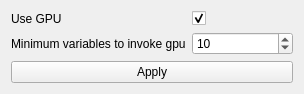
Old version of the form Source/gpu_settings.ui in the repository DesCaldnd/Discrete-Math.
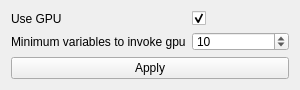
New version of the form.

Diff of the .ui file:
```diff
--- a/Source/gpu_settings.ui
+++ b/Source/gpu_settings.ui
@@ -6,10 +6,22 @@
    <rect>
     <x>0</x>
     <y>0</y>
-    <width>304</width>
-    <height>89</height>
+    <width>300</width>
+    <height>90</height>
    </rect>
   </property>
+  <property name="minimumSize">
+   <size>
+    <width>300</width>
+    <height>90</height>
+   </size>
+  </property>
+  <property name="maximumSize">
+   <size>
+    <width>300</width>
+    <height>16777215</height>
+   </size>
+  </property>
   <property name="windowTitle">
    <string>GPU_Settings</string>
   </property>
```
